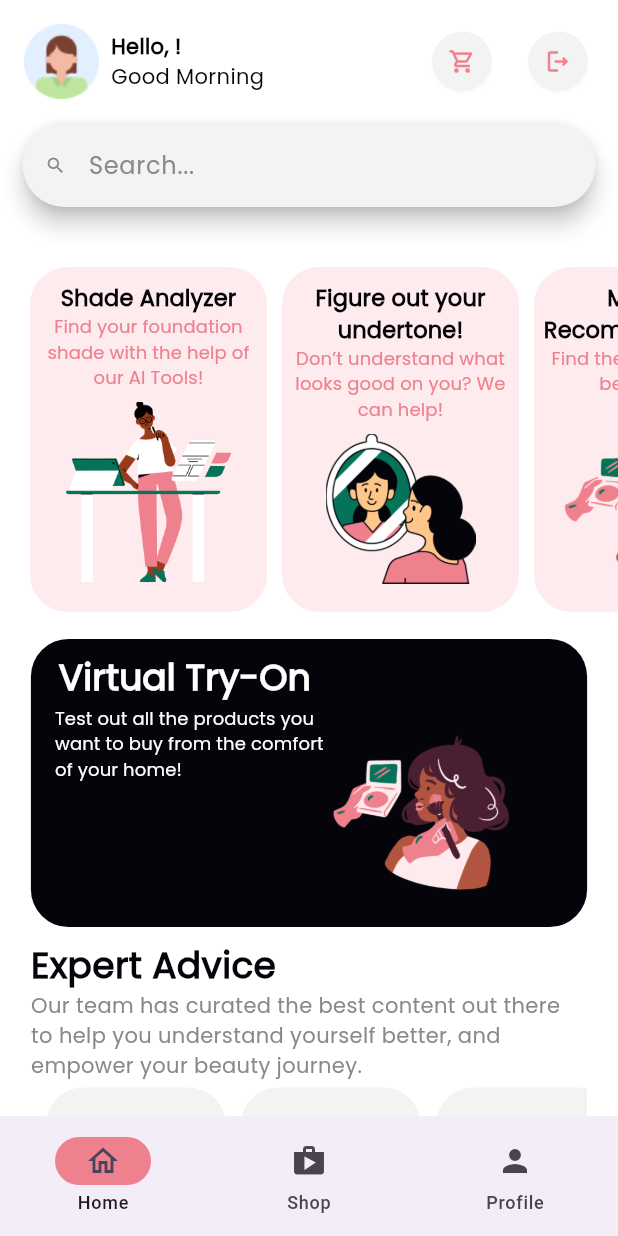
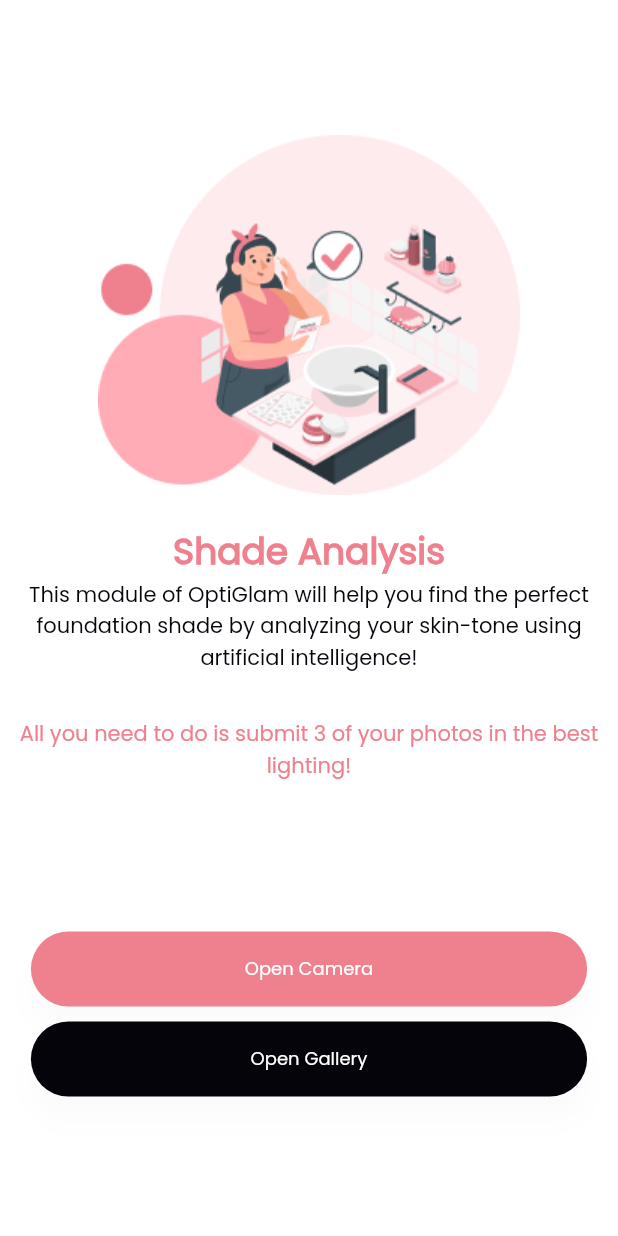
Before and after one commit to hajrashahzad/OptiGlam-Customer, a Flutter app: the screen it shows once a user with an empty profile is signed in, after a tap on "Shade Analyzer", on a phone screen of 412 x 824 dp. Run offline on Flutter 3.47's test engine with Material 2 defaults, Android fonts, the phone set to English and light mode, and no system bars; our stand-ins replace camera, carousel_slider, cloud_firestore, firebase_auth, firebase_core, get; accounts and stored records are empty; network calls fail.

Commit message:
working on camera integration

```diff
--- a/lib/src/common widgets/product_display_button.dart
+++ b/lib/src/common widgets/product_display_button.dart
@@ -39,8 +39,8 @@
                 crossAxisAlignment: CrossAxisAlignment.start,
                 children: [
                   Text(productName, style: kNormalBlack,),
-                  Text(productPrice, style: kSmallGrey,),
-                  Text(productDetails, style: kSmallGrey,),
+                  Text(productPrice, style: kSmall14Grey,),
+                  Text(productDetails, style: kSmall14Grey,),
                 ],
               ),
             ),
--- a/lib/src/constants/constants.dart
+++ b/lib/src/constants/constants.dart
@@ -24,16 +24,29 @@
     color: kBarbiePink,
   inherit: false,
 );
-const kSmallGrey = TextStyle(
+const kSmall14Grey = TextStyle(
     fontSize: 14,
     fontFamily: 'Poppins',
     color: kGrey,
   fontWeight: FontWeight.w200,
   inherit: false,
 );
+const kSmall14BarbiePink = TextStyle(
+  fontSize: 14,
+  fontFamily: 'Poppins',
+  color: kBarbiePink,
+  fontWeight: FontWeight.w200,
+  inherit: false,
+);
 const kSmall = TextStyle(
   fontSize: 12,
   fontFamily: 'Poppins',
+  inherit: false,
+);
+const kSmall14Black = TextStyle(
+  fontSize: 14,
+  fontFamily: 'Poppins',
+  color: kBlack,
   inherit: false,
 );
 const kSmallBlack = TextStyle(
@@ -59,6 +72,13 @@
   fontWeight: FontWeight.bold,
   fontFamily: 'Poppins',
   color: kBlack,
+  inherit: false,
+);
+const kBoldBarbiePinkH1 = TextStyle(
+  fontSize: 24,
+  fontWeight: FontWeight.bold,
+  fontFamily: 'Poppins',
+  color: kBarbiePink,
   inherit: false,
 );
 const kRegularBlackH1 = TextStyle(
--- a/lib/src/features/authentication/screens/login_screen.dart
+++ b/lib/src/features/authentication/screens/login_screen.dart
@@ -105,7 +105,7 @@
                                   border: OutlineInputBorder(
                                     borderSide: BorderSide.none,
                                     borderRadius: BorderRadius.circular(30),
-                                  )
+                                  ),
                                 ),
                               ),
                             ),
--- a/lib/src/features/home/screens/dashboard.dart
+++ b/lib/src/features/home/screens/dashboard.dart
@@ -1,6 +1,8 @@
 import 'package:flutter/material.dart';
 import 'package:optiglamcustomer/src/constants/constants.dart';
+import 'package:optiglamcustomer/src/features/shade%20analysis/screens/skintone_analysis_welcome.dart';
 import '../../../common widgets/custom_app_bar.dart';
+import '../../shade analysis/screens/skintone_analysis_welcome.dart';
 import '../controllers/home_controller.dart';
 import 'package:get/get.dart';
 import 'package:url_launcher/url_launcher.dart';
@@ -49,7 +51,9 @@
                       width: 10,
                     ),
                     TextButton(
-                      onPressed: (){},
+                      onPressed: (){
+                        Navigator.push(context, MaterialPageRoute(builder: (context) => SkinToneAnalysisWelcome()));
+                      },
                       style: TextButton.styleFrom(
                           padding: const EdgeInsets.fromLTRB(10, 0, 0, 0)
                       ),
--- /dev/null
+++ b/lib/src/features/shade analysis/controllers/analysis_camera_controller.dart
@@ -0,0 +1,6 @@
+import 'package:flutter/material.dart';
+import 'package:get/get.dart';
+
+class ImagePickerController extends GetxController {
+
+}
--- /dev/null
+++ b/lib/src/features/shade analysis/screens/analysis_camera.dart
@@ -0,0 +1,12 @@
+import 'package:flutter/material.dart';
+import 'package:camera/camera.dart';
+import 'package:get/get.dart';
+import '../controllers/analysis_camera_controller.dart';
+class CameraScreen extends StatelessWidget {
+  @override
+  Widget build(BuildContext context) {
+    return Scaffold(
+
+    );
+  }
+}
--- /dev/null
+++ b/lib/src/features/shade analysis/screens/skintone_analysis_welcome.dart
@@ -0,0 +1,79 @@
+import 'package:flutter/material.dart';
+import 'package:optiglamcustomer/src/features/shade%20analysis/screens/analysis_camera.dart';
+import '../../../constants/constants.dart';
+import 'analysis_camera.dart';
+
+class SkinToneAnalysisWelcome extends StatelessWidget {
+  const SkinToneAnalysisWelcome({super.key});
+
+  @override
+  Widget build(BuildContext context) {
+    return SafeArea(
+      child: Container(
+        color: kWhite,
+        child: SingleChildScrollView(
+          child: Padding(
+            padding: const EdgeInsets.symmetric(horizontal: 12.0),
+            child: Column(
+              crossAxisAlignment: CrossAxisAlignment.center,
+              mainAxisAlignment: MainAxisAlignment.center,
+              children: [
+                SizedBox(height: 90,),
+                Image(image: AssetImage('assets/images/welcome illustration.png'),),
+                SizedBox(height: 20,),
+                Text('Shade Analysis', style: kBoldBarbiePinkH1,),
+                Text('This module of OptiGlam will help you find the perfect foundation shade by analyzing your skin-tone using artificial intelligence!', style: kSmall14Black, textAlign: TextAlign.center,),
+                SizedBox(height: 30,),
+                Text('All you need to do is submit 3 of your photos in the best lighting!', style: kSmall14BarbiePink, textAlign: TextAlign.center,),
+                SizedBox(height: 100,),
+                Padding(
+                  padding: const EdgeInsets.only(bottom: 10),
+                  child: SizedBox(
+                    width:  MediaQuery.of(context).size.width * 0.9,
+                    height: 50,
+                    child: ElevatedButton(
+                      onPressed: () {
+                        Navigator.push(context, MaterialPageRoute(builder: (context)=> CameraScreen()));
+                      },
+                      style: ButtonStyle(
+                        elevation: MaterialStateProperty.all<double>(8),
+                        shape: MaterialStateProperty.all<RoundedRectangleBorder>(
+                          RoundedRectangleBorder(
+                            borderRadius: BorderRadius.circular(30.0),
+                          ),
+                        ),
+                        backgroundColor: MaterialStateProperty.all<Color>(kBarbiePink),
+                      ),
+                      child: const Text("Open Camera", style: kSmall,),
+                    ),
+                  ),
+                ),
+                Padding(
+                  padding: const EdgeInsets.only(bottom: 10),
+                  child: SizedBox(
+                    width:  MediaQuery.of(context).size.width * 0.9,
+                    height: 50,
+                    child: ElevatedButton(
+                      onPressed: () {
+                      },
+                      style: ButtonStyle(
+                        elevation: MaterialStateProperty.all<double>(8),
+                        shape: MaterialStateProperty.all<RoundedRectangleBorder>(
+                          RoundedRectangleBorder(
+                            borderRadius: BorderRadius.circular(30.0),
+                          ),
+                        ),
+                        backgroundColor: MaterialStateProperty.all<Color>(kBlack),
+                      ),
+                      child: const Text("Open Gallery", style: kSmall,),
+                    ),
+                  ),
+                ),
+              ],
+            ),
+          ),
+        ),
+      ),
+    );
+  }
+}
--- a/lib/src/features/shop/screens/cart.dart
+++ b/lib/src/features/shop/screens/cart.dart
@@ -79,7 +79,7 @@
                     ],
                   ),
                   Divider(color: kGrey,),
-                  Text('Shipping and Taxes calculated at checkout.', style: kSmallGrey,),
+                  Text('Shipping and Taxes calculated at checkout.', style: kSmall14Grey,),
                   Padding(
                     padding: const EdgeInsets.only(bottom: 10),
                     child: SizedBox(
--- a/pubspec.yaml
+++ b/pubspec.yaml
@@ -14,6 +14,8 @@
   firebase_core: ^2.24.2
   firebase_auth: ^4.16.0
   cloud_firestore: ^4.14.0
+  camera: ^0.10.5+9
+  image_picker: ^1.0.8
 
 dev_dependencies:
   flutter_test:
```
Also changed, not shown: assets/images/welcome illustration.png (added), pubspec.lock, 1 other file.
